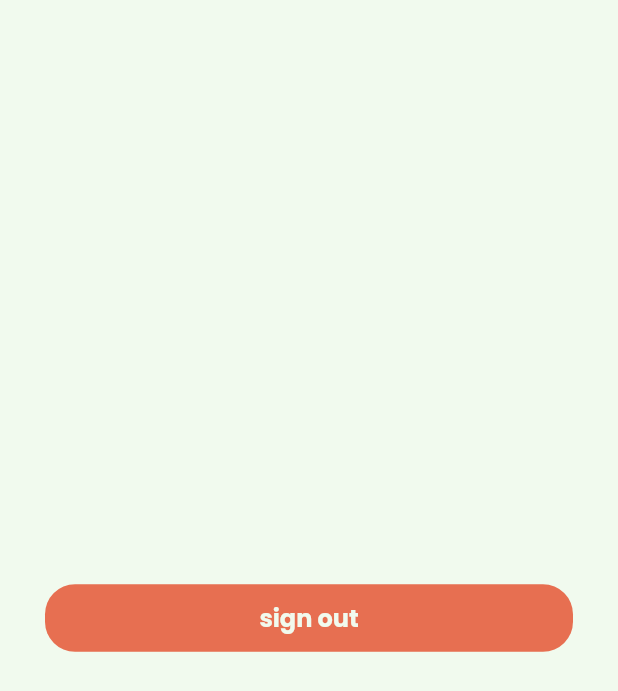
After one commit to cs-fedy/pharmap, a Flutter app: the HomeScreen screen opened by its route, after a tap on "sign out", on a phone screen of 412 x 824 dp. The commit adds this screen. Shown: the top 691 px of the screen. Run offline on Flutter 3.47's test engine with Material 2 defaults, Android fonts, the phone set to English and light mode, and no system bars; our stand-ins replace firebase_auth, firebase_core, flutter_svg, google_fonts; accounts and stored records are empty.

Commit message:
code refactored ❤

```diff
--- /dev/null
+++ b/lib/models/user_model.dart
@@ -0,0 +1,8 @@
+class UserModel {
+  final String uid;
+  final String fullName;
+  final String email;
+  final int phoneNumber;
+
+  UserModel({this.uid, this.fullName, this.email, this.phoneNumber});
+}
--- a/lib/screens/login_screen.dart
+++ b/lib/screens/auth/login_screen.dart
@@ -1,7 +1,7 @@
 import 'package:flutter/material.dart';
 
 class LoginScreen extends StatefulWidget {
-  static final String id = '/loginScreen';
+  static final String id = '/LoginScreen';
   _LoginScreenState createState() => _LoginScreenState();
 }
 
--- a/lib/screens/splash_screen.dart
+++ b/lib/screens/auth/splash_screen.dart
@@ -4,7 +4,7 @@ import 'package:pharmap/components/custom_button.dart';
 import 'package:pharmap/utils/constants.dart';
 
 class SplashScreen extends StatelessWidget {
-  static final String id = '/splashScreen';
+  static final String id = '/SplashScreen';
 
   @override
   Widget build(BuildContext context) {
@@ -53,7 +53,7 @@ class SplashScreen extends StatelessWidget {
                       CustomButton(
                         text: "Login",
                         press: () =>
-                            Navigator.pushNamed(context, '/loginScreen'),
+                            Navigator.pushReplacementNamed(context, '/LoginScreen'),
                         bgColor: primaryColor,
                       ),
                       SizedBox(
@@ -62,7 +62,7 @@ class SplashScreen extends StatelessWidget {
                       CustomButton(
                         text: "Signup",
                         press: () =>
-                            Navigator.pushNamed(context, '/signupScreen'),
+                            Navigator.pushReplacementNamed(context, '/SignupScreen'),
                         bgColor: secondaryColor,
                       ),
                     ],
--- /dev/null
+++ b/lib/screens/home/home_screen.dart
@@ -0,0 +1,29 @@
+import 'package:flutter/material.dart';
+import 'package:pharmap/components/custom_button.dart';
+import 'package:pharmap/services/auth.dart';
+import 'package:pharmap/utils/constants.dart';
+
+class HomeScreen extends StatelessWidget {
+  static final String id = '/HomeScreen';
+  AuthService auth = AuthService();
+
+  @override
+  Widget build(BuildContext context) {
+    return Scaffold(
+      body: Center(
+        child: Padding(
+          padding: const EdgeInsets.symmetric(horizontal: 30.0),
+          child: Center(
+            child: CustomButton(
+              bgColor: secondaryColor,
+              text: 'sign out',
+              press: () async {
+                await auth.signout();
+              },
+            ),
+          ),
+        ),
+      ),
+    );
+  }
+}
--- /dev/null
+++ b/lib/services/auth.dart
@@ -0,0 +1,40 @@
+import 'package:firebase_auth/firebase_auth.dart';
+import 'package:pharmap/models/user_model.dart';
+
+class AuthService {
+  final FirebaseAuth _auth = FirebaseAuth.instance;
+
+  UserModel _mapToUserModel(User user) {
+    return user != null ? UserModel(uid: user.uid, email: user.email) : null;
+  }
+
+  Stream<UserModel> get user {
+    return _auth.authStateChanges().map(_mapToUserModel);
+  }
+
+  Future<UserModel> signupWithEmailAndPassword(
+      String emailAddress, String password) async {
+    try {
+      UserCredential userCredential =
+          await _auth.createUserWithEmailAndPassword(
+        email: emailAddress,
+        password: password,
+      );
+      User createdUser = userCredential.user;
+      return _mapToUserModel(createdUser);
+    } catch (error) {
+      return null;
+    }
+  }
+  // sign in with email and password
+  // sign in with email and password
+  // sign in with google
+
+  Future<void> signout() async {
+    try {
+      return _auth.signOut();
+    } catch (error) {
+      return null;
+    }
+  }
+}
--- a/pubspec.yaml
+++ b/pubspec.yaml
@@ -28,6 +28,7 @@ dependencies:
   firebase_core: ^1.0.1
   firebase_auth: ^1.0.1
   google_sign_in: ^5.0.0
+  provider: ^5.0.0
 
 
   # The following adds the Cupertino Icons font to your application.
```
Also changed, not shown: lib/main.dart (+17 -6 lines), lib/screens/auth/Signup_screen.dart (renamed from lib/screens/Signup_screen.dart, +14 -12 lines), lib/screens/wrapper_screen.dart (added, +24 -0 lines), pubspec.lock, 1 other file.
